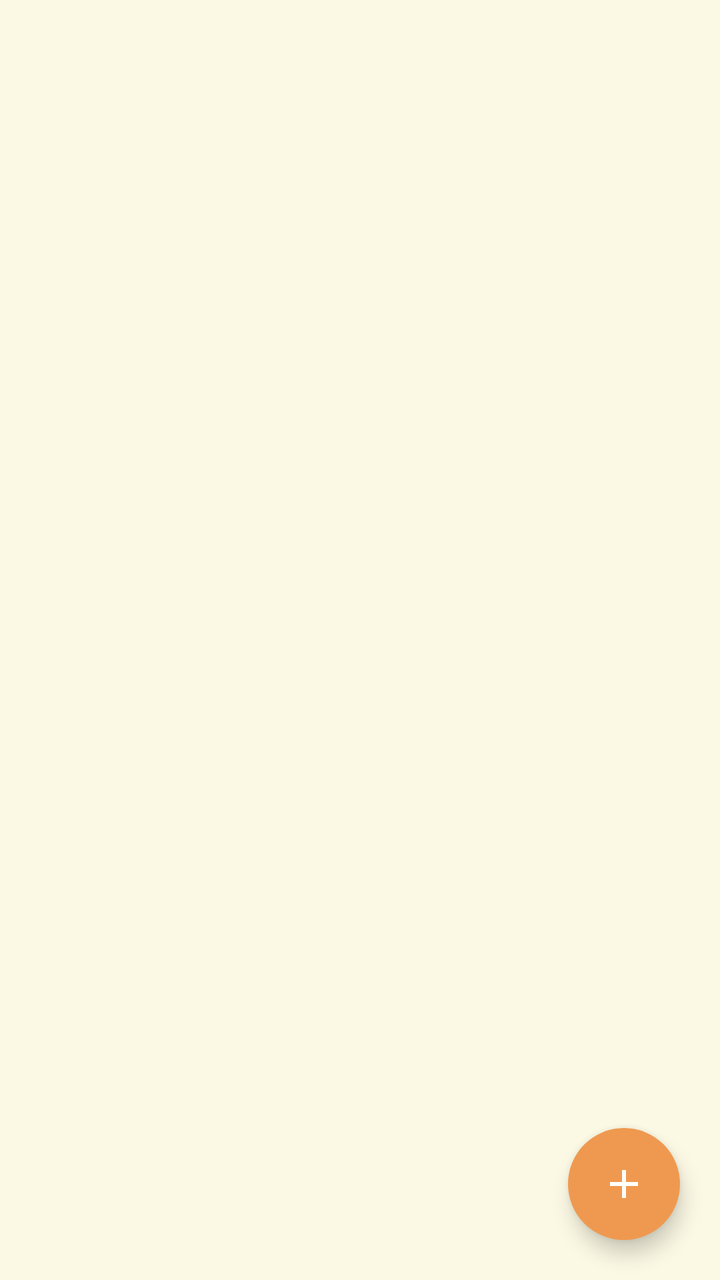
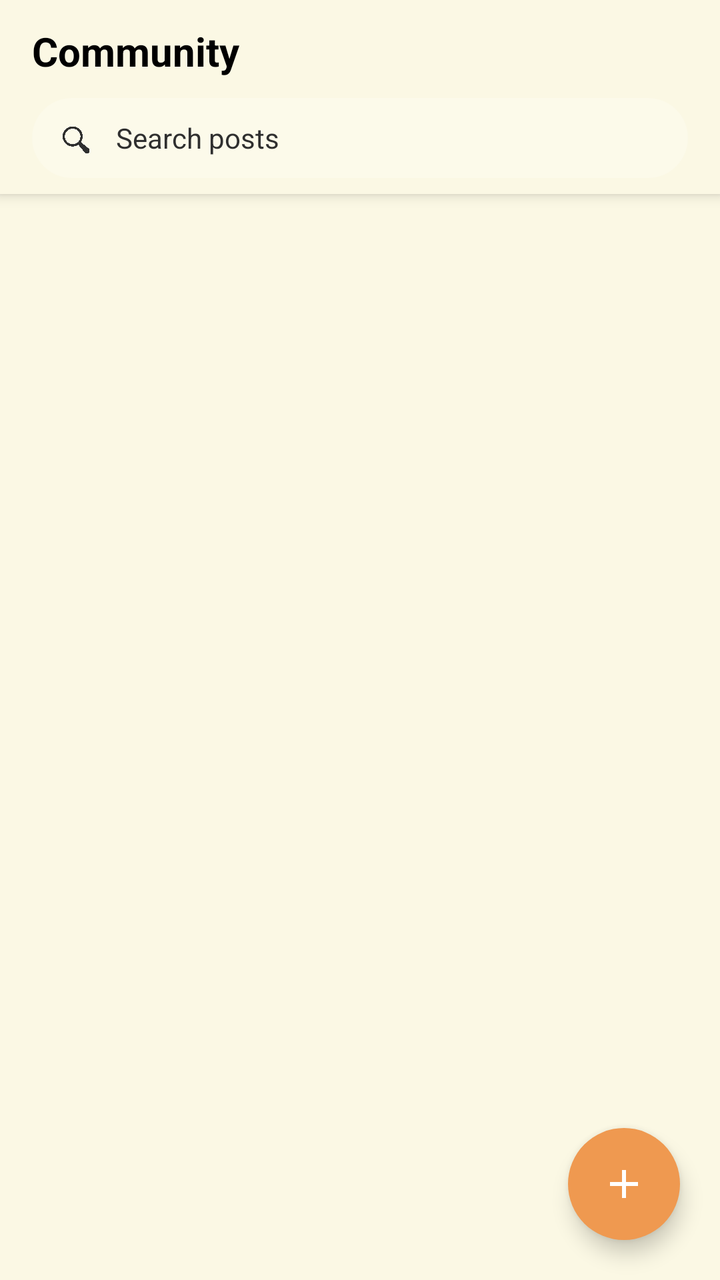

An Android layout rendered at two revisions. The XML below is the earlier revision; the diff shows what the commit changed to produce the second picture.
<!-- AndroidManifest.xml: application theme Theme.BunnyCare -->
<!-- res/layout/fragment_community.xml -->
<?xml version="1.0" encoding="utf-8"?>
<FrameLayout xmlns:android="http://schemas.android.com/apk/res/android"
    xmlns:app="http://schemas.android.com/apk/res-auto"
    android:id="@+id/camerapage"
    android:layout_width="match_parent"
    android:layout_height="match_parent"
    android:background="@color/cream_bg">

    <androidx.recyclerview.widget.RecyclerView
        android:id="@+id/recyclerView"
        android:layout_width="match_parent"
        android:layout_height="match_parent"
        android:clipToPadding="false"
        android:nestedScrollingEnabled="false"
        android:overScrollMode="never"
        android:paddingTop="8dp"
        android:paddingBottom="88dp" />

    <ImageButton
        android:id="@+id/newPost"
        android:layout_width="56dp"
        android:layout_height="56dp"
        android:layout_gravity="bottom|end"
        android:layout_margin="20dp"
        android:background="@drawable/fab_bg"
        android:contentDescription="Add Post"
        android:elevation="6dp"
        android:padding="14dp"
        android:src="@drawable/ic_add"
        app:tint="@android:color/white" />

</FrameLayout>
<!-- resources referenced by this layout -->
<resources>
  <color name="cream_bg">#FBF8E4</color>
  <!-- drawable fab_bg (drawable) -->
  <?xml version="1.0" encoding="utf-8"?>
  <shape xmlns:android="http://schemas.android.com/apk/res/android"
      android:shape="oval">
      <solid android:color="@color/Orangie" />
  </shape>
  <!-- drawable ic_add (drawable) -->
  <vector xmlns:android="http://schemas.android.com/apk/res/android"
      android:width="24dp"
      android:height="24dp"
      android:viewportWidth="24"
      android:viewportHeight="24"
      android:tint="?attr/colorControlNormal">
      <path
          android:fillColor="@android:color/white"
          android:pathData="M19,13h-6v6h-2v-6H5v-2h6V5h2v6h6v2z" />
  </vector>
  <style name="Theme.BunnyCare" parent="Base.Theme.BunnyCare" />
  <color name="Orangie">#EF9950</color>
  <style name="Base.Theme.BunnyCare" parent="Theme.Material3.DayNight.NoActionBar">
          
          
      </style>
</resources>

<!-- the commit's change to res/layout/fragment_community.xml (unified diff, before → after) -->
@@ -13,8 +13,68 @@
         android:clipToPadding="false"
         android:nestedScrollingEnabled="false"
         android:overScrollMode="never"
-        android:paddingTop="8dp"
+        android:paddingTop="120dp"
         android:paddingBottom="88dp" />
+
+    
+    <LinearLayout
+        android:id="@+id/headerLayout"
+        android:layout_width="match_parent"
+        android:layout_height="wrap_content"
+        android:layout_gravity="top"
+        android:orientation="vertical"
+        android:background="@color/cream_bg"
+        android:paddingStart="16dp"
+        android:paddingEnd="16dp"
+        android:paddingTop="12dp"
+        android:paddingBottom="8dp"
+        android:elevation="4dp">
+
+        <TextView
+            android:id="@+id/communityTitle"
+            android:layout_width="wrap_content"
+            android:layout_height="wrap_content"
+            android:layout_gravity="start"
+            android:text="Community"
+            android:textColor="@color/black"
+            android:textSize="20sp"
+            android:textStyle="bold" />
+
+        
+        <LinearLayout
+            android:id="@+id/searchBar"
+            android:layout_width="match_parent"
+            android:layout_height="40dp"
+            android:layout_marginTop="10dp"
+            android:orientation="horizontal"
+            android:gravity="center_vertical"
+            android:background="@drawable/search_bar_bg"
+            android:paddingStart="12dp"
+            android:paddingEnd="12dp">
+
+            <ImageView
+                android:layout_width="20dp"
+                android:layout_height="20dp"
+                android:src="@drawable/ic_search"
+                app:tint="@color/gray_hint" />
+
+            <EditText
+                android:id="@+id/searchInput"
+                android:layout_width="match_parent"
+                android:layout_height="wrap_content"
+                android:layout_marginStart="10dp"
+                android:background="@null"
+                android:hint="Search posts"
+                android:textColor="@color/black"
+                android:textColorHint="@color/gray_hint"
+                android:textSize="14sp"
+                android:inputType="text"
+                android:maxLines="1"
+                android:imeOptions="actionSearch" />
+
+        </LinearLayout>
+
+    </LinearLayout>
 
     <ImageButton
         android:id="@+id/newPost"
<!-- resource entries referenced after the edit -->
@@ -1,6 +1,8 @@
 <!-- resources referenced by this layout -->
 <resources>
+  <color name="black">#FF000000</color>
   <color name="cream_bg">#FBF8E4</color>
+  <color name="gray_hint">#2F2F2F</color>
   <!-- drawable fab_bg (drawable) -->
   <?xml version="1.0" encoding="utf-8"?>
   <shape xmlns:android="http://schemas.android.com/apk/res/android"
@@ -18,6 +20,14 @@
           android:fillColor="@android:color/white"
           android:pathData="M19,13h-6v6h-2v-6H5v-2h6V5h2v6h6v2z" />
   </vector>
+  <!-- drawable ic_search: png bitmap (drawable, 71978 bytes) -->
+  <!-- drawable search_bar_bg (drawable) -->
+  <?xml version="1.0" encoding="utf-8"?>
+  <shape xmlns:android="http://schemas.android.com/apk/res/android"
+      android:shape="rectangle">
+      <solid android:color="#33FFFFFF" />
+      <corners android:radius="20dp" />
+  </shape>
   <style name="Theme.BunnyCare" parent="Base.Theme.BunnyCare" />
   <color name="Orangie">#EF9950</color>
   <style name="Base.Theme.BunnyCare" parent="Theme.Material3.DayNight.NoActionBar">
